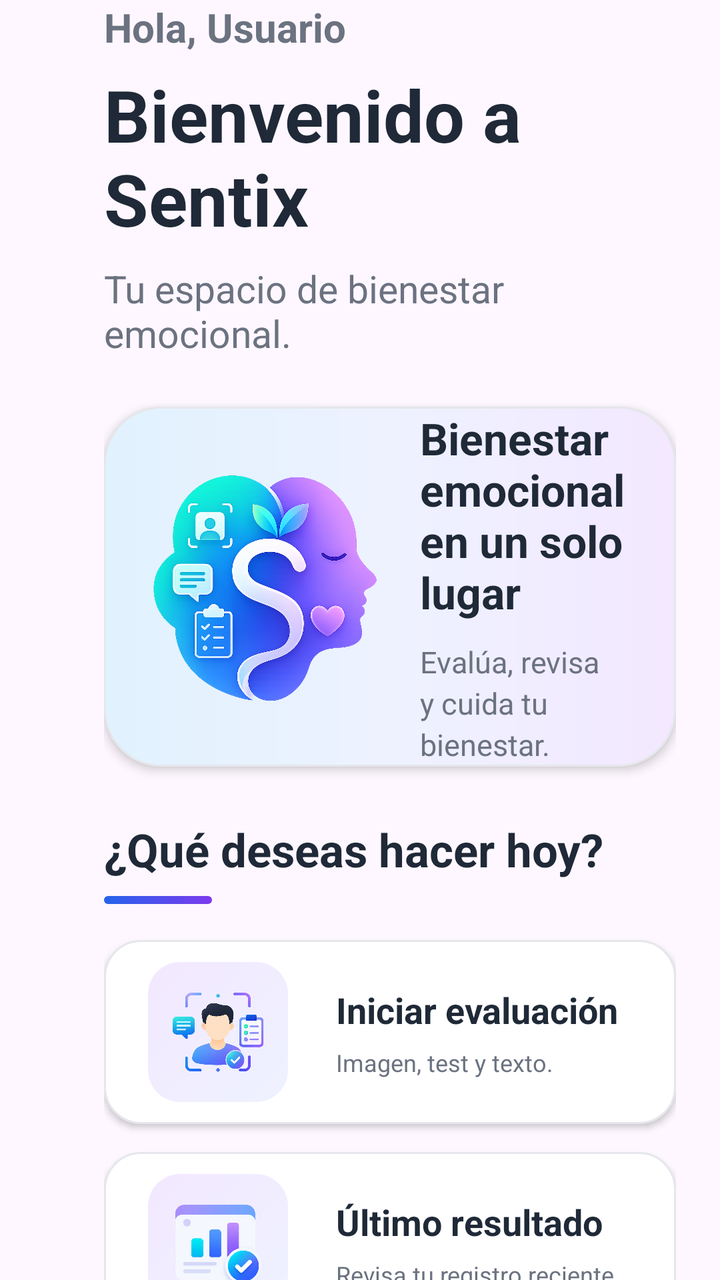
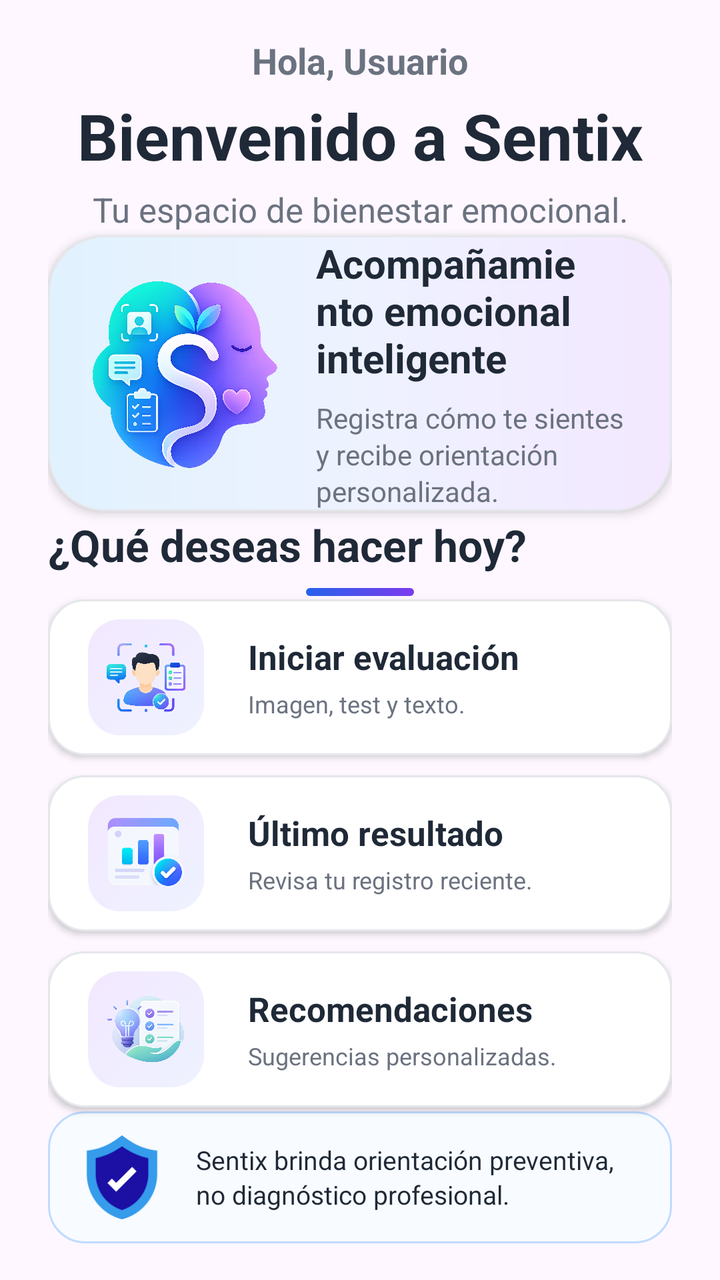

Screens rendered from an Android XML layout before and after an edit, with the pre-edit source and the edit as a unified diff.
<!-- AndroidManifest.xml: application theme Theme.Login_Guevara -->
<!-- res/layout/activity_success.xml -->
<?xml version="1.0" encoding="utf-8"?>
<ScrollView xmlns:android="http://schemas.android.com/apk/res/android"
    android:id="@+id/scrollSuccessContent"
    android:layout_width="match_parent"
    android:layout_height="match_parent"
    android:fillViewport="true"
    android:overScrollMode="never"
    android:scrollbars="none">

    <LinearLayout
        android:layout_width="match_parent"
        android:layout_height="wrap_content"
        android:orientation="vertical"
        android:paddingStart="52dp"
        android:paddingTop="0dp"
        android:paddingEnd="22dp"
        android:paddingBottom="32dp">

        <TextView
            android:id="@+id/txtNombrePrincipal"
            android:layout_width="match_parent"
            android:layout_height="wrap_content"
            android:text="Hola, Usuario"
            android:textColor="@color/text_soft"
            android:textSize="20sp"
            android:textStyle="bold" />

        <TextView
            android:layout_width="match_parent"
            android:layout_height="wrap_content"
            android:layout_marginTop="6dp"
            android:text="Bienvenido a Sentix"
            android:textColor="@color/text_dark"
            android:textSize="36sp"
            android:textStyle="bold" />

        <TextView
            android:layout_width="match_parent"
            android:layout_height="wrap_content"
            android:layout_marginTop="8dp"
            android:text="Tu espacio de bienestar emocional."
            android:textColor="@color/text_soft"
            android:textSize="19sp" />

        <LinearLayout
            android:layout_width="match_parent"
            android:layout_height="180dp"
            android:layout_marginTop="24dp"
            android:background="@drawable/bg_success_banner"
            android:elevation="3dp"
            android:gravity="center_vertical"
            android:orientation="horizontal"
            android:paddingStart="22dp"
            android:paddingEnd="22dp">

            <ImageView
                android:layout_width="116dp"
                android:layout_height="116dp"
                android:scaleType="centerInside"
                android:src="@drawable/sentix_logo" />

            <LinearLayout
                android:layout_width="0dp"
                android:layout_height="wrap_content"
                android:layout_marginStart="20dp"
                android:layout_weight="1"
                android:orientation="vertical">

                <TextView
                    android:layout_width="match_parent"
                    android:layout_height="wrap_content"
                    android:text="Bienestar emocional en un solo lugar"
                    android:textColor="@color/text_dark"
                    android:textSize="22sp"
                    android:textStyle="bold" />

                <TextView
                    android:layout_width="match_parent"
                    android:layout_height="wrap_content"
                    android:layout_marginTop="10dp"
                    android:lineSpacingExtra="3dp"
                    android:text="Evalúa, revisa y cuida tu bienestar."
                    android:textColor="@color/text_soft"
                    android:textSize="15sp" />

            </LinearLayout>

        </LinearLayout>

        <TextView
            android:layout_width="match_parent"
            android:layout_height="wrap_content"
            android:layout_marginTop="26dp"
            android:text="¿Qué deseas hacer hoy?"
            android:textColor="@color/text_dark"
            android:textSize="23sp"
            android:textStyle="bold" />

        <View
            android:layout_width="54dp"
            android:layout_height="4dp"
            android:layout_marginTop="8dp"
            android:background="@drawable/bg_success_section_line" />

        <LinearLayout
            android:id="@+id/cardIniciarEvaluacion"
            android:layout_width="match_parent"
            android:layout_height="92dp"
            android:layout_marginTop="18dp"
            android:background="@drawable/bg_success_feature_card"
            android:clickable="true"
            android:elevation="2dp"
            android:focusable="true"
            android:foreground="?attr/selectableItemBackground"
            android:gravity="center_vertical"
            android:orientation="horizontal"
            android:paddingStart="22dp"
            android:paddingEnd="20dp">

            <FrameLayout
                android:layout_width="70dp"
                android:layout_height="70dp"
                android:background="@drawable/bg_success_icon_box">

                <ImageView
                    android:layout_width="46dp"
                    android:layout_height="46dp"
                    android:layout_gravity="center"
                    android:scaleType="centerInside"
                    android:src="@drawable/facial" />

            </FrameLayout>

            <LinearLayout
                android:layout_width="0dp"
                android:layout_height="wrap_content"
                android:layout_marginStart="24dp"
                android:layout_weight="1"
                android:gravity="center_vertical"
                android:orientation="vertical">

                <TextView
                    android:layout_width="match_parent"
                    android:layout_height="wrap_content"
                    android:text="Iniciar evaluación"
                    android:textColor="@color/text_dark"
                    android:textSize="18sp"
                    android:textStyle="bold" />

                <TextView
                    android:layout_width="match_parent"
                    android:layout_height="wrap_content"
                    android:layout_marginTop="6dp"
                    android:text="Imagen, test y texto."
                    android:textColor="@color/text_soft"
                    android:textSize="12sp" />

            </LinearLayout>

        </LinearLayout>

        <LinearLayout
            android:id="@+id/cardUltimoResultado"
            android:layout_width="match_parent"
            android:layout_height="92dp"
            android:layout_marginTop="14dp"
            android:background="@drawable/bg_success_feature_card"
            android:clickable="true"
            android:elevation="2dp"
            android:focusable="true"
            android:foreground="?attr/selectableItemBackground"
            android:gravity="center_vertical"
            android:orientation="horizontal"
            android:paddingStart="22dp"
            android:paddingEnd="20dp">

            <FrameLayout
                android:layout_width="70dp"
                android:layout_height="70dp"
                android:background="@drawable/bg_success_icon_box">

                <ImageView
                    android:layout_width="44dp"
                    android:layout_height="44dp"
                    android:layout_gravity="center"
                    android:scaleType="centerInside"
                    android:src="@drawable/resultado" />

            </FrameLayout>

            <LinearLayout
                android:layout_width="0dp"
                android:layout_height="wrap_content"
                android:layout_marginStart="24dp"
                android:layout_weight="1"
                android:gravity="center_vertical"
                android:orientation="vertical">

                <TextView
                    android:layout_width="match_parent"
                    android:layout_height="wrap_content"
                    android:text="Último resultado"
                    android:textColor="@color/text_dark"
                    android:textSize="18sp"
                    android:textStyle="bold" />

                <TextView
                    android:id="@+id/txtSubtituloUltimoResultado"
                    android:layout_width="match_parent"
                    android:layout_height="wrap_content"
                    android:layout_marginTop="6dp"
                    android:ellipsize="end"
                    android:maxLines="1"
                    android:text="Revisa tu registro reciente."
                    android:textColor="@color/text_soft"
                    android:textSize="12sp" />

            </LinearLayout>

        </LinearLayout>

        <LinearLayout
            android:id="@+id/cardRecomendacionesInicio"
            android:layout_width="match_parent"
            android:layout_height="92dp"
            android:layout_marginTop="14dp"
            android:background="@drawable/bg_success_feature_card"
            android:clickable="true"
            android:elevation="2dp"
            android:focusable="true"
            android:foreground="?attr/selectableItemBackground"
            android:gravity="center_vertical"
            android:orientation="horizontal"
            android:paddingStart="22dp"
            android:paddingEnd="20dp">

            <FrameLayout
                android:layout_width="70dp"
                android:layout_height="70dp"
                android:background="@drawable/bg_success_icon_box">

                <ImageView
                    android:layout_width="44dp"
                    android:layout_height="44dp"
                    android:layout_gravity="center"
                    android:scaleType="centerInside"
                    android:src="@drawable/recomendacion" />

            </FrameLayout>

            <LinearLayout
                android:layout_width="0dp"
                android:layout_height="wrap_content"
                android:layout_marginStart="24dp"
                android:layout_weight="1"
                android:gravity="center_vertical"
                android:orientation="vertical">

                <TextView
                    android:layout_width="match_parent"
                    android:layout_height="wrap_content"
                    android:text="Recomendaciones"
                    android:textColor="@color/text_dark"
                    android:textSize="18sp"
                    android:textStyle="bold" />

                <TextView
                    android:layout_width="match_parent"
                    android:layout_height="wrap_content"
                    android:layout_marginTop="6dp"
                    android:text="Sugerencias personalizadas."
                    android:textColor="@color/text_soft"
                    android:textSize="12sp" />

            </LinearLayout>

        </LinearLayout>

        <LinearLayout
            android:layout_width="match_parent"
            android:layout_height="wrap_content"
            android:layout_marginTop="20dp"
            android:background="@drawable/bg_success_notice"
            android:gravity="center_vertical"
            android:orientation="horizontal"
            android:paddingStart="18dp"
            android:paddingTop="15dp"
            android:paddingEnd="18dp"
            android:paddingBottom="15dp">

            <ImageView
                android:layout_width="48dp"
                android:layout_height="48dp"
                android:scaleType="centerInside"
                android:src="@drawable/proteger" />

            <TextView
                android:layout_width="0dp"
                android:layout_height="wrap_content"
                android:layout_marginStart="18dp"
                android:layout_weight="1"
                android:lineSpacingExtra="3dp"
                android:text="Sentix brinda orientación preventiva, no diagnóstico profesional."
                android:textColor="@color/text_dark"
                android:textSize="14sp" />

        </LinearLayout>

    </LinearLayout>

</ScrollView>
<!-- resources referenced by this layout -->
<resources>
  <color name="text_dark">#1F2937</color>
  <color name="text_soft">#6B7280</color>
  <!-- drawable bg_success_banner (drawable) -->
  <shape xmlns:android="http://schemas.android.com/apk/res/android">
      <gradient
          android:startColor="#E0F2FE"
          android:centerColor="#EEF2FF"
          android:endColor="#F3E8FF"
          android:angle="0" />
  
      <stroke
          android:width="1dp"
          android:color="#E5E7EB" />
  
      <corners android:radius="28dp" />
  </shape>
  <!-- drawable bg_success_feature_card (drawable) -->
  <shape xmlns:android="http://schemas.android.com/apk/res/android">
      <solid android:color="@color/white" />
  
      <stroke
          android:width="1dp"
          android:color="#E5E7EB" />
  
      <corners android:radius="18dp" />
  </shape>
  <!-- drawable bg_success_icon_box (drawable) -->
  <shape xmlns:android="http://schemas.android.com/apk/res/android">
      <gradient
          android:startColor="#EEF2FF"
          android:endColor="#F3E8FF"
          android:angle="135" />
  
      <corners android:radius="16dp" />
  </shape>
  <!-- drawable bg_success_notice (drawable) -->
  <shape xmlns:android="http://schemas.android.com/apk/res/android">
      <solid android:color="#F8FBFF" />
  
      <stroke
          android:width="1dp"
          android:color="#BFDBFE" />
  
      <corners android:radius="18dp" />
  </shape>
  <!-- drawable bg_success_section_line (drawable) -->
  <shape xmlns:android="http://schemas.android.com/apk/res/android">
      <gradient
          android:startColor="@color/sentix_blue"
          android:endColor="@color/sentix_purple"
          android:angle="0" />
  
      <corners android:radius="8dp" />
  </shape>
  <!-- drawable facial: png bitmap (drawable, 436516 bytes) -->
  <!-- drawable proteger: png bitmap (drawable, 4729 bytes) -->
  <!-- drawable recomendacion: png bitmap (drawable, 381415 bytes) -->
  <!-- drawable resultado: png bitmap (drawable, 270387 bytes) -->
  <!-- drawable sentix_logo: png bitmap (drawable, 939818 bytes) -->
  <style name="Theme.Login_Guevara" parent="Base.Theme.Login_Guevara" />
  <color name="white">#FFFFFFFF</color>
  <color name="sentix_blue">#2563EB</color>
  <color name="sentix_purple">#7C3AED</color>
  <style name="Base.Theme.Login_Guevara" parent="Theme.Material3.Light.NoActionBar">
  
          
          <item name="android:fontFamily">sans-serif</item>
  
          
          <item name="colorPrimary">@color/sentix_blue</item>
          <item name="colorPrimaryVariant">@color/sentix_blue</item>
          <item name="colorSecondary">@color/sentix_purple</item>
          <item name="android:colorAccent">@color/sentix_blue</item>
  
          
          <item name="android:statusBarColor">@color/bg_light</item>
          <item name="android:navigationBarColor">@color/white</item>
  
          
          <item name="android:windowLightStatusBar">true</item>
          <item name="android:windowLightNavigationBar">true</item>
  
          
          <item name="android:windowNoTitle">true</item>
          <item name="android:windowActionBar">false</item>
  
          
          <item name="android:windowAnimationStyle">@style/NoActivityAnimation</item>
  
      </style>
  <color name="bg_light">#F8FAFC</color>
  <style name="NoActivityAnimation">
          <item name="android:activityOpenEnterAnimation">@null</item>
          <item name="android:activityOpenExitAnimation">@null</item>
          <item name="android:activityCloseEnterAnimation">@null</item>
          <item name="android:activityCloseExitAnimation">@null</item>
          <item name="android:taskOpenEnterAnimation">@null</item>
          <item name="android:taskOpenExitAnimation">@null</item>
          <item name="android:taskCloseEnterAnimation">@null</item>
          <item name="android:taskCloseExitAnimation">@null</item>
      </style>
</resources>

<!-- the commit's change to res/layout/activity_success.xml (unified diff, before → after) -->
@@ -9,104 +9,124 @@
 
     <LinearLayout
         android:layout_width="match_parent"
-        android:layout_height="wrap_content"
+        android:layout_height="match_parent"
+        android:gravity="center_horizontal"
         android:orientation="vertical"
-        android:paddingStart="52dp"
-        android:paddingTop="0dp"
-        android:paddingEnd="22dp"
-        android:paddingBottom="32dp">
+        android:paddingStart="24dp"
+        android:paddingTop="18dp"
+        android:paddingEnd="24dp"
+        android:paddingBottom="18dp">
 
         <TextView
             android:id="@+id/txtNombrePrincipal"
             android:layout_width="match_parent"
             android:layout_height="wrap_content"
+            android:ellipsize="end"
+            android:gravity="center"
+            android:maxLines="1"
+            android:paddingStart="42dp"
+            android:paddingEnd="42dp"
             android:text="Hola, Usuario"
             android:textColor="@color/text_soft"
-            android:textSize="20sp"
+            android:textSize="18sp"
             android:textStyle="bold" />
 
         <TextView
             android:layout_width="match_parent"
             android:layout_height="wrap_content"
-            android:layout_marginTop="6dp"
+            android:layout_marginTop="4dp"
+            android:gravity="center"
             android:text="Bienvenido a Sentix"
             android:textColor="@color/text_dark"
-            android:textSize="36sp"
+            android:textSize="32sp"
             android:textStyle="bold" />
 
         <TextView
             android:layout_width="match_parent"
             android:layout_height="wrap_content"
-            android:layout_marginTop="8dp"
+            android:layout_marginTop="4dp"
+            android:gravity="center"
             android:text="Tu espacio de bienestar emocional."
             android:textColor="@color/text_soft"
-            android:textSize="19sp" />
-
-        <LinearLayout
-            android:layout_width="match_parent"
-            android:layout_height="180dp"
-            android:layout_marginTop="24dp"
+            android:textSize="17sp" />
+
+        <View
+            android:layout_width="match_parent"
+            android:layout_height="0dp"
+            android:layout_weight="0.1" />
+
+        <LinearLayout
+            android:layout_width="match_parent"
+            android:layout_height="138dp"
             android:background="@drawable/bg_success_banner"
             android:elevation="3dp"
             android:gravity="center_vertical"
             android:orientation="horizontal"
-            android:paddingStart="22dp"
-            android:paddingEnd="22dp">
+            android:paddingStart="20dp"
+            android:paddingEnd="20dp">
 
             <ImageView
-                android:layout_width="116dp"
-                android:layout_height="116dp"
+                android:layout_width="96dp"
+                android:layout_height="96dp"
                 android:scaleType="centerInside"
                 android:src="@drawable/sentix_logo" />
 
             <LinearLayout
                 android:layout_width="0dp"
                 android:layout_height="wrap_content"
-                android:layout_marginStart="20dp"
+                android:layout_marginStart="18dp"
                 android:layout_weight="1"
                 android:orientation="vertical">
 
                 <TextView
                     android:layout_width="match_parent"
                     android:layout_height="wrap_content"
-                    android:text="Bienestar emocional en un solo lugar"
+                    android:text="Acompañamiento emocional inteligente"
                     android:textColor="@color/text_dark"
-                    android:textSize="22sp"
+                    android:textSize="20sp"
                     android:textStyle="bold" />
 
                 <TextView
                     android:layout_width="match_parent"
                     android:layout_height="wrap_content"
-                    android:layout_marginTop="10dp"
-                    android:lineSpacingExtra="3dp"
-                    android:text="Evalúa, revisa y cuida tu bienestar."
+                    android:layout_marginTop="7dp"
+                    android:lineSpacingExtra="2dp"
+                    android:text="Registra cómo te sientes y recibe orientación personalizada."
                     android:textColor="@color/text_soft"
-                    android:textSize="15sp" />
+                    android:textSize="14sp" />
 
             </LinearLayout>
 
         </LinearLayout>
 
+        <View
+            android:layout_width="match_parent"
+            android:layout_height="0dp"
+            android:layout_weight="0.10" />
+
         <TextView
             android:layout_width="match_parent"
             android:layout_height="wrap_content"
-            android:layout_marginTop="26dp"
             android:text="¿Qué deseas hacer hoy?"
             android:textColor="@color/text_dark"
-            android:textSize="23sp"
+            android:textSize="22sp"
             android:textStyle="bold" />
 
         <View
             android:layout_width="54dp"
             android:layout_height="4dp"
-            android:layout_marginTop="8dp"
+            android:layout_marginTop="7dp"
             android:background="@drawable/bg_success_section_line" />
 
+        <View
+            android:layout_width="match_parent"
+            android:layout_height="0dp"
+            android:layout_weight="0.10" />
+
         <LinearLayout
             android:id="@+id/cardIniciarEvaluacion"
             android:layout_width="match_parent"
-            android:layout_height="92dp"
-            android:layout_marginTop="18dp"
+            android:layout_height="78dp"
             android:background="@drawable/bg_success_feature_card"
             android:clickable="true"
             android:elevation="2dp"
@@ -114,17 +134,17 @@
             android:foreground="?attr/selectableItemBackground"
             android:gravity="center_vertical"
             android:orientation="horizontal"
-            android:paddingStart="22dp"
-            android:paddingEnd="20dp">
+            android:paddingStart="20dp"
+            android:paddingEnd="18dp">
 
             <FrameLayout
-                android:layout_width="70dp"
-                android:layout_height="70dp"
+                android:layout_width="58dp"
+                android:layout_height="58dp"
                 android:background="@drawable/bg_success_icon_box">
 
                 <ImageView
-                    android:layout_width="46dp"
-                    android:layout_height="46dp"
+                    android:layout_width="40dp"
+                    android:layout_height="40dp"
                     android:layout_gravity="center"
                     android:scaleType="centerInside"
                     android:src="@drawable/facial" />
@@ -134,7 +154,7 @@
             <LinearLayout
                 android:layout_width="0dp"
                 android:layout_height="wrap_content"
-                android:layout_marginStart="24dp"
+                android:layout_marginStart="22dp"
                 android:layout_weight="1"
                 android:gravity="center_vertical"
                 android:orientation="vertical">
@@ -144,13 +164,13 @@
                     android:layout_height="wrap_content"
                     android:text="Iniciar evaluación"
                     android:textColor="@color/text_dark"
-                    android:textSize="18sp"
+                    android:textSize="17sp"
                     android:textStyle="bold" />
 
                 <TextView
                     android:layout_width="match_parent"
                     android:layout_height="wrap_content"
-                    android:layout_marginTop="6dp"
+                    android:layout_marginTop="4dp"
                     android:text="Imagen, test y texto."
                     android:textColor="@color/text_soft"
                     android:textSize="12sp" />
@@ -159,11 +179,14 @@
 
         </LinearLayout>
 
+        <View
+            android:layout_width="match_parent"
+            android:layout_height="10dp" />
+
         <LinearLayout
             android:id="@+id/cardUltimoResultado"
             android:layout_width="match_parent"
-            android:layout_height="92dp"
-            android:layout_marginTop="14dp"
+            android:layout_height="78dp"
             android:background="@drawable/bg_success_feature_card"
             android:clickable="true"
             android:elevation="2dp"
@@ -171,17 +194,17 @@
             android:foreground="?attr/selectableItemBackground"
             android:gravity="center_vertical"
             android:orientation="horizontal"
-            android:paddingStart="22dp"
-            android:paddingEnd="20dp">
+            android:paddingStart="20dp"
+            android:paddingEnd="18dp">
 
             <FrameLayout
-                android:layout_width="70dp"
-                android:layout_height="70dp"
+                android:layout_width="58dp"
+                android:layout_height="58dp"
                 android:background="@drawable/bg_success_icon_box">
 
                 <ImageView
-                    android:layout_width="44dp"
-                    android:layout_height="44dp"
+                    android:layout_width="39dp"
+                    android:layout_height="39dp"
                     android:layout_gravity="center"
                     android:scaleType="centerInside"
                     android:src="@drawable/resultado" />
@@ -191,7 +214,7 @@
             <LinearLayout
                 android:layout_width="0dp"
                 android:layout_height="wrap_content"
-                android:layout_marginStart="24dp"
+                android:layout_marginStart="22dp"
                 android:layout_weight="1"
                 android:gravity="center_vertical"
                 android:orientation="vertical">
@@ -201,14 +224,14 @@
                     android:layout_height="wrap_content"
                     android:text="Último resultado"
                     android:textColor="@color/text_dark"
-                    android:textSize="18sp"
+                    android:textSize="17sp"
                     android:textStyle="bold" />
 
                 <TextView
                     android:id="@+id/txtSubtituloUltimoResultado"
                     android:layout_width="match_parent"
                     android:layout_height="wrap_content"
-                    android:layout_marginTop="6dp"
+                    android:layout_marginTop="4dp"
                     android:ellipsize="end"
                     android:maxLines="1"
                     android:text="Revisa tu registro reciente."
@@ -219,11 +242,14 @@
 
         </LinearLayout>
 
+        <View
+            android:layout_width="match_parent"
+            android:layout_height="10dp" />
+
         <LinearLayout
             android:id="@+id/cardRecomendacionesInicio"
             android:layout_width="match_parent"
-            android:layout_height="92dp"
-            android:layout_marginTop="14dp"
+            android:layout_height="78dp"
             android:background="@drawable/bg_success_feature_card"
             android:clickable="true"
             android:elevation="2dp"
@@ -231,17 +257,17 @@
             android:foreground="?attr/selectableItemBackground"
             android:gravity="center_vertical"
             android:orientation="horizontal"
-            android:paddingStart="22dp"
-            android:paddingEnd="20dp">
+            android:paddingStart="20dp"
+            android:paddingEnd="18dp">
 
             <FrameLayout
-                android:layout_width="70dp"
-                android:layout_height="70dp"
+                android:layout_width="58dp"
+                android:layout_height="58dp"
                 android:background="@drawable/bg_success_icon_box">
 
                 <ImageView
-                    android:layout_width="44dp"
-                    android:layout_height="44dp"
+                    android:layout_width="39dp"
+                    android:layout_height="39dp"
                     android:layout_gravity="center"
                     android:scaleType="centerInside"
                     android:src="@drawable/recomendacion" />
@@ -251,7 +277,7 @@
             <LinearLayout
                 android:layout_width="0dp"
                 android:layout_height="wrap_content"
-                android:layout_marginStart="24dp"
+                android:layout_marginStart="22dp"
                 android:layout_weight="1"
                 android:gravity="center_vertical"
                 android:orientation="vertical">
@@ -261,13 +287,13 @@
                     android:layout_height="wrap_content"
                     android:text="Recomendaciones"
                     android:textColor="@color/text_dark"
-                    android:textSize="18sp"
+                    android:textSize="17sp"
                     android:textStyle="bold" />
 
                 <TextView
                     android:layout_width="match_parent"
                     android:layout_height="wrap_content"
-                    android:layout_marginTop="6dp"
+                    android:layout_marginTop="4dp"
                     android:text="Sugerencias personalizadas."
                     android:textColor="@color/text_soft"
                     android:textSize="12sp" />
@@ -276,33 +302,37 @@
 
         </LinearLayout>
 
-        <LinearLayout
-            android:layout_width="match_parent"
-            android:layout_height="wrap_content"
-            android:layout_marginTop="20dp"
+        <View
+            android:layout_width="match_parent"
+            android:layout_height="0dp"
+            android:layout_weight="0.1" />
+
+        <LinearLayout
+            android:layout_width="match_parent"
+            android:layout_height="wrap_content"
             android:background="@drawable/bg_success_notice"
             android:gravity="center_vertical"
             android:orientation="horizontal"
-            android:paddingStart="18dp"
-            android:paddingTop="15dp"
-            android:paddingEnd="18dp"
-            android:paddingBottom="15dp">
+            android:paddingStart="16dp"
+            android:paddingTop="12dp"
+            android:paddingEnd="16dp"
+            android:paddingBottom="12dp">
 
             <ImageView
-                android:layout_width="48dp"
-                android:layout_height="48dp"
+                android:layout_width="42dp"
+                android:layout_height="42dp"
                 android:scaleType="centerInside"
                 android:src="@drawable/proteger" />
 
             <TextView
                 android:layout_width="0dp"
                 android:layout_height="wrap_content"
-                android:layout_marginStart="18dp"
-                android:layout_weight="1"
-                android:lineSpacingExtra="3dp"
+                android:layout_marginStart="16dp"
+                android:layout_weight="1"
+                android:lineSpacingExtra="2dp"
                 android:text="Sentix brinda orientación preventiva, no diagnóstico profesional."
                 android:textColor="@color/text_dark"
-                android:textSize="14sp" />
+                android:textSize="13sp" />
 
         </LinearLayout>
 
